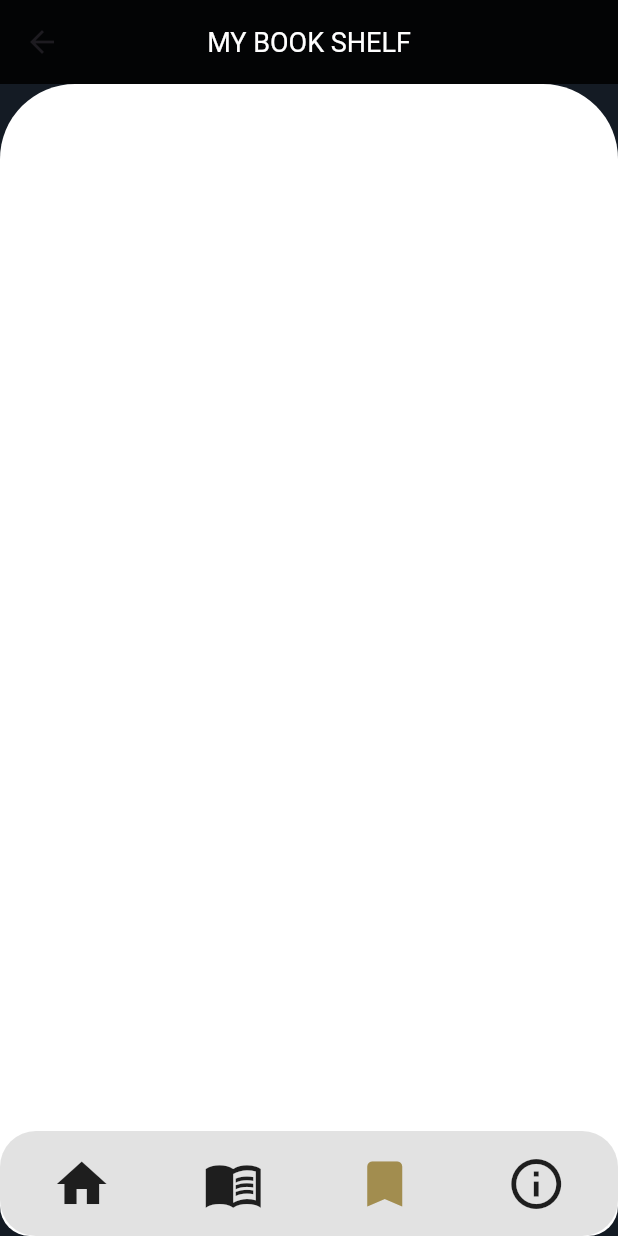
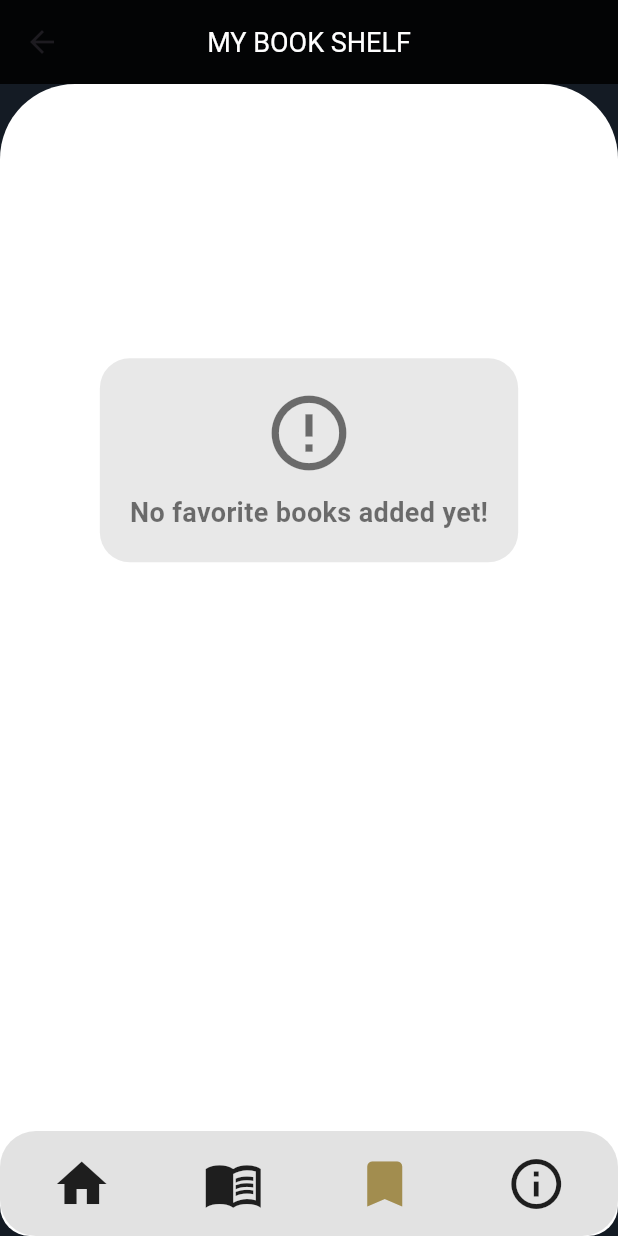
Before and after one commit to M3-Codes/Ikra, a Flutter app: the Favpage screen opened directly, on a phone screen of 412 x 824 dp. Run offline on Flutter 3.47's test engine with Material 3 defaults, Android fonts, the phone set to English and light mode, and no system bars; our stand-ins replace carousel_slider, google_fonts, lottie, modal_progress_hud_nsn; generated files the repository leaves out were written again.

Commit message:
Add empty favorite list exception

```diff
--- a/ikra/lib/pages/bookData.dart
+++ b/ikra/lib/Db/bookData.dart
@@ -102,7 +102,6 @@ class FavoriteData with ChangeNotifier {
 
   void addFavoriteBook(Book book) {
     if (!_favoriteBooks.contains(book)) {
-      // Tekrar eklenmeyi önlemek için kontrol
       _favoriteBooks.add(book);
       book.isFavorite = true;
       notifyListeners();
--- a/ikra/lib/main.dart
+++ b/ikra/lib/main.dart
@@ -1,6 +1,6 @@
 import 'package:flutter/material.dart';
 import 'package:flutter_localizations/flutter_localizations.dart';
-import 'package:ikra/pages/bookData.dart';
+import 'package:ikra/Db/bookData.dart';
 import 'package:ikra/pages/splash.dart';
 import 'package:ikra/pages/view.dart';
 import 'package:provider/provider.dart';
--- a/ikra/lib/pages/favPage.dart
+++ b/ikra/lib/pages/favPage.dart
@@ -1,7 +1,7 @@
 import 'package:flutter/material.dart';
-import 'package:ikra/pages/bookData.dart';
+import 'package:ikra/Db/bookData.dart';
 import 'package:provider/provider.dart';
-import 'package:ikra/pages/showBook.dart'; // Kitap detay sayfası
+import 'package:ikra/pages/showBook.dart';
 import 'package:ikra/design/iconbar.dart';
 
 class Favpage extends StatelessWidget {
@@ -41,20 +41,53 @@ class Favpage extends StatelessWidget {
                         ),
                       ),
                       padding: const EdgeInsets.all(20),
-                      child: ListView.builder(
+                      child: favoriteData.favoriteBooks.isEmpty
+                          ? Align(
+                              alignment: Alignment(0, -0.45),
+                              child: Container(
+                                padding: const EdgeInsets.all(20),
+                                decoration: BoxDecoration(
+                                  color:
+                                      const Color.fromARGB(191, 224, 224, 224),
+                                  borderRadius: BorderRadius.circular(20),
+                                ),
+                                child: const Column(
+                                  mainAxisSize: MainAxisSize.min,
+                                  children: [
+                                    Icon(
+                                      Icons.error_outline,
+                                      size: 60,
+                                      color: Colors.black54,
+                                    ),
+                                    SizedBox(height: 10),
+                                    Text(
+                                      'No favorite books added yet!',
+                                      style: TextStyle(
+                                        fontSize: 18,
+                                        color: Colors.black54,
+                                        fontWeight: FontWeight.bold,
+                                      ),
+                                    ),
+                                  ],
+                                ),
+                              ),
+                            )
+                          : ListView.builder(
                               itemCount: favoriteData.favoriteBooks.length,
                               itemBuilder: (context, index) {
                                 final book = favoriteData.favoriteBooks[index];
 
                                 return Container(
-                            margin: const EdgeInsets.symmetric(vertical: 5),
+                                  margin:
+                                      const EdgeInsets.symmetric(vertical: 5),
                                   padding: const EdgeInsets.all(10),
                                   decoration: BoxDecoration(
                                     color: Colors.grey[200],
                                     borderRadius: BorderRadius.circular(20),
                                   ),
                                   child: Row(
-                              crossAxisAlignment: CrossAxisAlignment.center,
+                                    crossAxisAlignment:
+                                        CrossAxisAlignment.center,
                                     children: [
                                       ClipRRect(
                                         borderRadius: BorderRadius.circular(8),
@@ -105,10 +138,13 @@ class Favpage extends StatelessWidget {
                                                       const Color(0xFFA28D4F),
                                                   shape: RoundedRectangleBorder(
                                                     borderRadius:
-                                                  BorderRadius.circular(12),
+                                                        BorderRadius.circular(
+                                                            12),
                                                   ),
-                                            padding: const EdgeInsets.symmetric(
-                                                horizontal: 20, vertical: 8),
+                                                  padding: const EdgeInsets
+                                                      .symmetric(
+                                                      horizontal: 20,
+                                                      vertical: 8),
                                                 ),
                                                 child: const Text(
                                                   "Show",
--- a/ikra/lib/pages/showAuthor.dart
+++ b/ikra/lib/pages/showAuthor.dart
@@ -1,6 +1,6 @@
 import 'package:flutter/material.dart';
 import 'package:ikra/design/iconbar.dart';
-import 'package:ikra/pages/bookData.dart';
+import 'package:ikra/Db/bookData.dart';
 
 class ShowAuthor extends StatefulWidget {
   final Author author;
--- a/ikra/lib/pages/showBook.dart
+++ b/ikra/lib/pages/showBook.dart
@@ -1,10 +1,10 @@
 import 'package:flutter/material.dart';
 import 'package:ikra/design/iconbar.dart';
 import 'package:provider/provider.dart';
-import 'bookData.dart'; // Kitap modelinizi import edin
+import '../Db/bookData.dart';
 
 class Showbook extends StatefulWidget {
-  final Book book; // Kitap nesnesi direkt olarak alınıyor.
+  final Book book;
 
   const Showbook({Key? key, required this.book}) : super(key: key);
 
@@ -147,7 +147,7 @@ class _ShowbookState extends State<Showbook> {
             bottom: 0,
             left: 0,
             right: 0,
-            child: Iconbar(index: 2),
+            child: Iconbar(index: 0),
           ),
         ],
       ),
--- a/ikra/lib/pages/view.dart
+++ b/ikra/lib/pages/view.dart
@@ -1,7 +1,7 @@
 import 'package:flutter/material.dart';
 import 'package:ikra/design/iconbar.dart';
 import 'package:ikra/design/textfont.dart';
-import 'package:ikra/pages/bookData.dart';
+import 'package:ikra/Db/bookData.dart';
 import 'package:ikra/pages/showAuthor.dart';
 import 'package:ikra/pages/showBook.dart';
 
```
Lines whose indentation alone changed are shown as unchanged.
